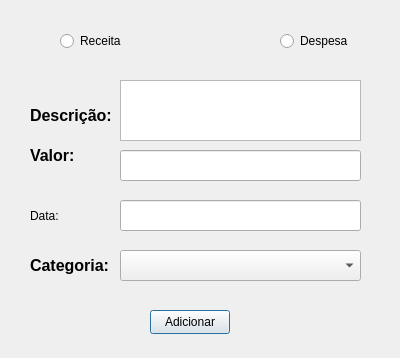
The window that add_data.ui (MateusVergennes/myWallet) describes before a commit, drawn with Qt 5.
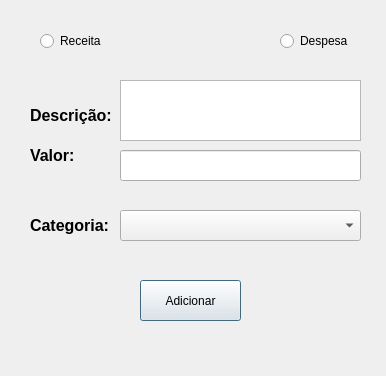
The same window after the commit.

The edit to the form file:
```diff
--- a/add_data.ui
+++ b/add_data.ui
@@ -6,8 +6,8 @@
    <rect>
     <x>0</x>
     <y>0</y>
-    <width>400</width>
-    <height>358</height>
+    <width>386</width>
+    <height>376</height>
    </rect>
   </property>
   <property name="windowTitle">
@@ -29,7 +29,7 @@
   <widget class="QRadioButton" name="rb_receita">
    <property name="geometry">
     <rect>
-     <x>60</x>
+     <x>40</x>
      <y>30</y>
      <width>91</width>
      <height>22</height>
@@ -75,36 +75,13 @@
     <string>&lt;html&gt;&lt;head/&gt;&lt;body&gt;&lt;p&gt;&lt;span style=&quot; font-size:12pt; font-weight:700;&quot;&gt;Valor:&lt;/span&gt;&lt;/p&gt;&lt;/body&gt;&lt;/html&gt;</string>
    </property>
   </widget>
-  <widget class="QLineEdit" name="le_data">
-   <property name="geometry">
-    <rect>
-     <x>120</x>
-     <y>200</y>
-     <width>241</width>
-     <height>31</height>
-    </rect>
-   </property>
-  </widget>
-  <widget class="QLabel" name="lb_data">
-   <property name="geometry">
-    <rect>
-     <x>30</x>
-     <y>200</y>
-     <width>81</width>
-     <height>31</height>
-    </rect>
-   </property>
-   <property name="text">
-    <string>&lt;html&gt;&lt;head/&gt;&lt;body&gt;&lt;p&gt;&lt;span style=&quot; font-size:12pt; font-weight:700;&quot;&gt;Data:&lt;/span&gt;&lt;/p&gt;&lt;/body&gt;&lt;/html&gt;</string>
-   </property>
-  </widget>
   <widget class="QPushButton" name="pb_add">
    <property name="geometry">
     <rect>
-     <x>150</x>
-     <y>310</y>
-     <width>80</width>
-     <height>24</height>
+     <x>140</x>
+     <y>280</y>
+     <width>101</width>
+     <height>41</height>
     </rect>
    </property>
    <property name="text">
@@ -125,7 +102,7 @@
    <property name="geometry">
     <rect>
      <x>30</x>
-     <y>250</y>
+     <y>210</y>
      <width>81</width>
      <height>31</height>
     </rect>
@@ -138,7 +115,7 @@
    <property name="geometry">
     <rect>
      <x>120</x>
-     <y>250</y>
+     <y>210</y>
      <width>241</width>
      <height>31</height>
     </rect>
```
